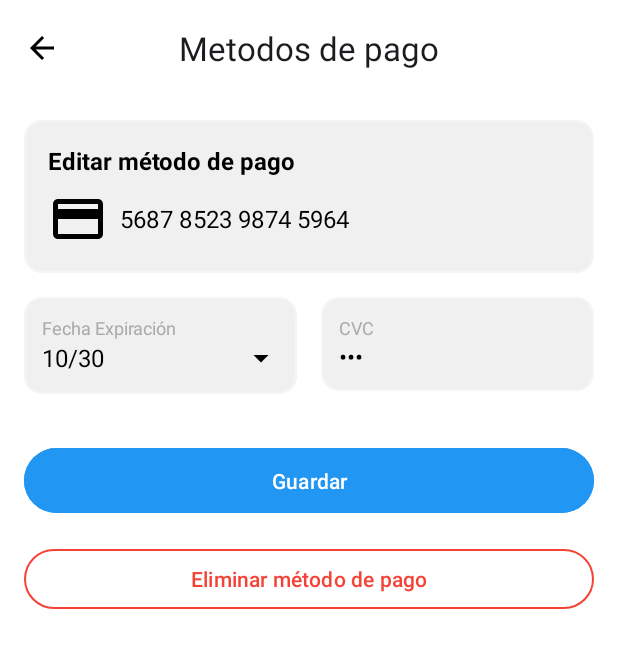
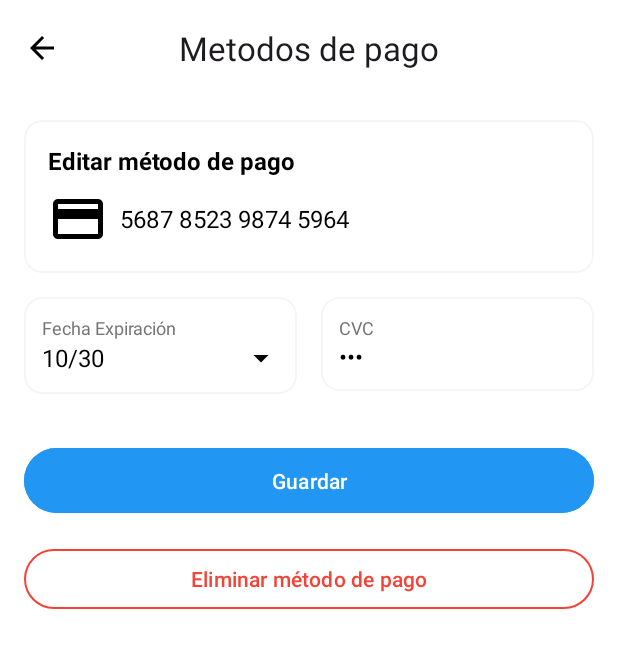
Before and after one commit to Giova2001/sivarEats, an Android app: the EditMetodoPagoActivity screen opened directly, with no data from a screen before it, on a phone screen of 412 x 824 dp. Shown: the top 648 px of the screen. Run offline under Robolectric (Android 15) with nearby library versions, the phone set to English and light mode, and no system bars; our stand-ins replace Firebase (no records; nobody signed in at launch, a user with empty details on screens opened directly); 1 statement that could not run was skipped.

Commit message:
corrijiendo modo oscuro 2

```diff
--- a/app/src/main/res/layout/activity_edit_metodo_pago.xml
+++ b/app/src/main/res/layout/activity_edit_metodo_pago.xml
@@ -5,7 +5,7 @@
     android:layout_width="match_parent"
     android:layout_height="match_parent"
     android:orientation="vertical"
-    android:background="@android:color/white"
+    android:background="@color/background"
     tools:context=".ui.profile.EditMetodoPagoActivity">
 
     <com.google.android.material.appbar.MaterialToolbar
@@ -30,7 +30,7 @@
             <com.google.android.material.card.MaterialCardView
                 android:layout_width="match_parent"
                 android:layout_height="wrap_content"
-                app:cardBackgroundColor="#F0F0F0"
+                app:cardBackgroundColor="?attr/colorSurfaceVariant"
                 app:cardCornerRadius="12dp"
                 app:cardElevation="0dp">
 
@@ -44,7 +44,7 @@
                         android:layout_width="wrap_content"
                         android:layout_height="wrap_content"
                         android:text="Editar método de pago"
-                        android:textColor="@android:color/black"
+                        android:textColor="?attr/colorOnSurface"
                         android:textSize="16sp"
                         android:textStyle="bold" />
 
@@ -58,7 +58,10 @@
                         <ImageView
                             android:layout_width="40dp"
                             android:layout_height="40dp"
-                            android:src="@drawable/ic_visa_mastercard" /> <EditText
+                            android:src="@drawable/ic_visa_mastercard"
+                            app:tint="?attr/colorOnSurface" />
+
+                        <EditText
                             android:id="@+id/et_card_number"
                             android:layout_width="0dp"
                             android:layout_height="wrap_content"
@@ -66,7 +69,7 @@
                             android:layout_marginStart="8dp"
                             android:text="5687 8523 9874 5964"
                             android:background="@android:color/transparent"
-                        android:textColor="@android:color/black"
+                            android:textColor="?attr/colorOnSurface"
                             android:inputType="number"
                             android:textSize="16sp"/>
                     </LinearLayout>
@@ -84,7 +87,7 @@
                     android:layout_width="0dp"
                     android:layout_height="wrap_content"
                     android:layout_weight="1"
-                    app:cardBackgroundColor="#F0F0F0"
+                    app:cardBackgroundColor="?attr/colorSurfaceVariant"
                     app:cardCornerRadius="12dp"
                     app:cardElevation="0dp">
 
@@ -98,7 +101,7 @@
                             android:layout_width="wrap_content"
                             android:layout_height="wrap_content"
                             android:text="Fecha Expiración"
-                            android:textColor="@android:color/darker_gray"
+                            android:textColor="?attr/colorOnSurfaceVariant"
                             android:textSize="12sp" />
 
                         <LinearLayout
@@ -113,7 +116,7 @@
                                 android:layout_height="wrap_content"
                                 android:layout_weight="1"
                                 android:text="10/30"
-                                android:textColor="@android:color/black"
+                                android:textColor="?attr/colorOnSurface"
                                 android:background="@android:color/transparent"
                                 android:inputType="date"
                                 android:textSize="16sp"/>
@@ -121,7 +124,8 @@
                             <ImageView
                                 android:layout_width="wrap_content"
                                 android:layout_height="wrap_content"
-                                android:src="@drawable/ic_dropdown_arrow"/>
+                                android:src="@drawable/ic_dropdown_arrow"
+                                app:tint="?attr/colorOnSurface"/>
                         </LinearLayout>
                     </LinearLayout>
                 </com.google.android.material.card.MaterialCardView>
@@ -134,7 +138,7 @@
                     android:layout_width="0dp"
                     android:layout_height="wrap_content"
                     android:layout_weight="1"
-                    app:cardBackgroundColor="#F0F0F0"
+                    app:cardBackgroundColor="?attr/colorSurfaceVariant"
                     app:cardCornerRadius="12dp"
                     app:cardElevation="0dp">
 
@@ -148,7 +152,7 @@
                             android:layout_width="wrap_content"
                             android:layout_height="wrap_content"
                             android:text="CVC"
-                            android:textColor="@android:color/darker_gray"
+                            android:textColor="?attr/colorOnSurfaceVariant"
                             android:textSize="12sp" />
 
                         <EditText
@@ -156,7 +160,7 @@
                             android:layout_width="match_parent"
                             android:layout_height="wrap_content"
                             android:text="806"
-                            android:textColor="@android:color/black"
+                            android:textColor="?attr/colorOnSurface"
                             android:background="@android:color/transparent"
                             android:inputType="numberPassword"
                             android:maxLength="3"
@@ -171,8 +175,11 @@
                 android:layout_height="wrap_content"
                 android:layout_marginTop="32dp"
                 android:text="Guardar"
+                android:textColor="@android:color/white"
                 android:padding="12dp"
-                android:backgroundTint="@color/info"/> <com.google.android.material.button.MaterialButton
+                android:backgroundTint="@color/info" />
+
+            <com.google.android.material.button.MaterialButton
                 android:id="@+id/btn_eliminar"
                 style="@style/Widget.Material3.Button.OutlinedButton"
                 android:layout_width="match_parent"
```
Lines whose indentation alone changed are shown as unchanged.
